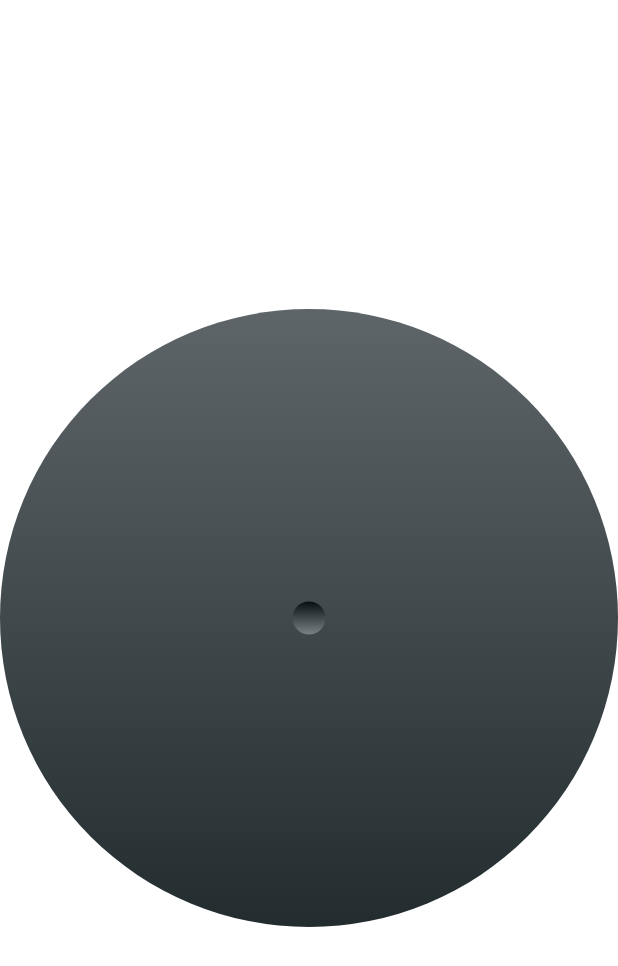
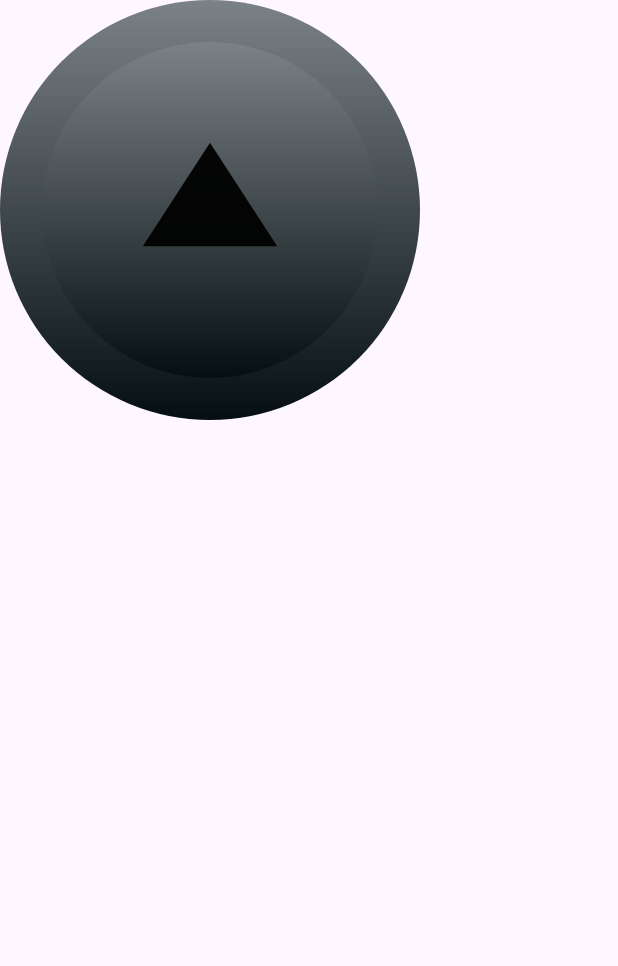
Before and after one commit to fercguerra/nintendo, a Flutter app: the screen it shows after launch, on a phone screen of 412 x 824 dp. Shown: the top 966 px of the screen. Run offline on Flutter 3.47's test engine with Material 3 defaults, Android fonts, the phone set to English and light mode, and no system bars.

Commit message:
Alterações

```diff
--- a/lib/components/action_buttom_widget.dart
+++ b/lib/components/action_buttom_widget.dart
@@ -1,40 +1,94 @@
 import 'package:flutter/material.dart';
 
 class ActionButtomWidget extends StatelessWidget {
-  const ActionButtomWidget({super.key});
+  final double size;
+  final Color backLayerColor01;
+  final Color backLayerColor02;
+  final AlignmentGeometry backLayerBegin;
+  final AlignmentGeometry backLayerEnd;
+  final Color frontLayerColor01;
+  final Color frontLayerColor02;
+  final AlignmentGeometry frontLayerBegin;
+  final AlignmentGeometry frontLayerEnd;
+  final Color arrowColor;
+  final int quarterTurns;
+
+  const ActionButtomWidget({
+    super.key,
+    this.size = 280,
+    this.backLayerColor01 = const Color(0xff7B8287),
+    this.backLayerColor02 = const Color(0xff050F11),
+    this.backLayerBegin = Alignment.topCenter,
+    this.backLayerEnd = Alignment.bottomCenter,
+    this.frontLayerColor01 = const Color(0xff7B8287),
+    this.frontLayerColor02 = const Color(0xff050F11),
+    this.frontLayerBegin = Alignment.topCenter,
+    this.frontLayerEnd = Alignment.bottomCenter,
+    this.arrowColor = const Color(0xFF000000),
+    this.quarterTurns = 0,
+  });
 
   @override
   Widget build(BuildContext context) {
     return Container(
       alignment: Alignment.center,
-      height: 28,
-      width: 28,
-      decoration: const BoxDecoration(
+      height: size,
+      width: size,
+      decoration: BoxDecoration(
         shape: BoxShape.circle,
         gradient: LinearGradient(
-          begin: Alignment.topCenter,
-          end: Alignment.bottomCenter,
-          colors: [
-            Color(0xff7B8287),
-            Color(0xff050F11),
-          ],
+          begin: backLayerBegin,
+          end: backLayerEnd,
+          colors: [backLayerColor01, backLayerColor02],
         ),
       ),
       child: Container(
-        height: 22,
-        width: 22,
-        decoration: const BoxDecoration(
+        alignment: Alignment.center,
+        height: size * 0.8,
+        width: size * 0.8,
+        decoration: BoxDecoration(
           shape: BoxShape.circle,
           gradient: LinearGradient(
-            begin: Alignment.topCenter,
-            end: Alignment.bottomCenter,
+            begin: frontLayerBegin,
+            end: frontLayerEnd,
             colors: [
-              Color(0xff050F11),
-              Color(0xff7B8287),
+              frontLayerColor01,
+              frontLayerColor02,
             ],
+          ),
+        ),
+        child: RotatedBox(
+          quarterTurns: quarterTurns,
+          child: CustomPaint(
+            size: Size(size * 0.32, size * 0.32),
+            painter: ArrowPainter(),
           ),
         ),
       ),
     );
   }
 }
+
+class ArrowPainter extends CustomPainter {
+  final Color color;
+
+  ArrowPainter({
+    super.repaint,
+    this.color = const Color(0xff0000000),
+  });
+  @override
+  void paint(Canvas canvas, Size size) {
+    final paint = Paint()
+      //operador cascade
+      ..color = color; // alterar // por padrão é preto
+
+    final path = Path()
+      ..moveTo(0, size.height * 0.77) //ponto esquerda inferior
+      ..lineTo(size.width * 0.5, 0.0)
+      ..lineTo(size.width, size.height * 0.77);
+    canvas.drawPath(path, paint);
+  }
+
+  @override
+  bool shouldRepaint(covariant CustomPainter oldDelegate) => false;
+}
--- a/lib/home_page.dart
+++ b/lib/home_page.dart
@@ -1,4 +1,5 @@
 import 'package:flutter/material.dart';
+import 'package:nintendo/components/action_buttom_widget.dart';
 import 'package:nintendo/components/led_widget.dart';
 
 class MyHomePage extends StatelessWidget {
@@ -9,10 +10,11 @@ class MyHomePage extends StatelessWidget {
     return const Scaffold(
       body: Column(
         children: [
-          LedWidget(
-            onColor: Colors.red,
-            state: LedState.on,
-          ),
+          // LedWidget(
+          //   onColor: Colors.red,
+          //   state: LedState.on,
+          // ),
+          ActionButtomWidget()
         ],
       ),
     );
--- a/lib/main.dart
+++ b/lib/main.dart
@@ -19,7 +19,7 @@ class MyApp extends StatelessWidget {
         colorScheme: ColorScheme.fromSeed(seedColor: Colors.deepPurple),
         useMaterial3: true,
       ),
-      home: const ActionButtomWidget(),
+      home: const MyHomePage(),
     );
   }
 }
```
